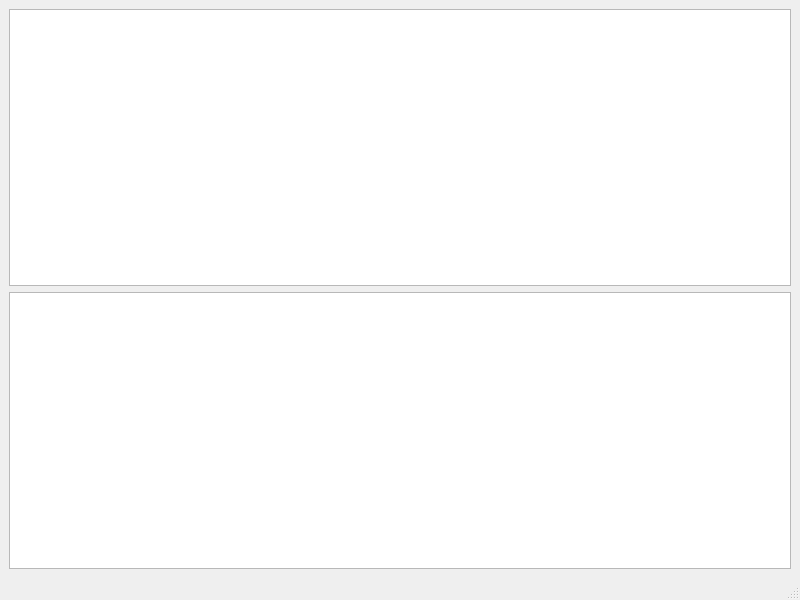
This is src/Applications/BrickMoneyManager/MainWindow.ui in tlaemmlein/BrickMoney as Qt 5 draws it before an edit. The edited form follows.
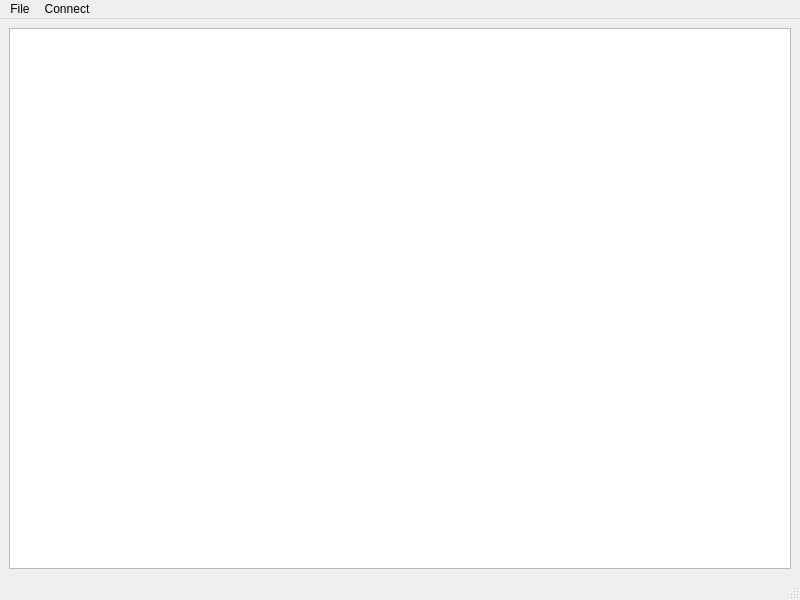
This is the edited form.

Patch:
```diff
--- a/src/Applications/BrickMoneyManager/MainWindow.ui
+++ b/src/Applications/BrickMoneyManager/MainWindow.ui
@@ -18,9 +18,6 @@
     <item>
      <widget class="QTableView" name="tableView"/>
     </item>
-    <item>
-     <widget class="QTextEdit" name="textEdit"/>
-    </item>
    </layout>
   </widget>
   <widget class="QMenuBar" name="menubar">
@@ -32,6 +29,20 @@
      <height>21</height>
     </rect>
    </property>
+   <widget class="QMenu" name="menuFile">
+    <property name="title">
+     <string>File</string>
+    </property>
+    <addaction name="actionExit"/>
+   </widget>
+   <widget class="QMenu" name="menuConnect">
+    <property name="title">
+     <string>Connect</string>
+    </property>
+    <addaction name="actionBrickMoneyDB"/>
+   </widget>
+   <addaction name="menuFile"/>
+   <addaction name="menuConnect"/>
   </widget>
   <widget class="QStatusBar" name="statusbar"/>
  </widget>
```
Left out of the diff: 10 changed lines with no effect on the pictures.
